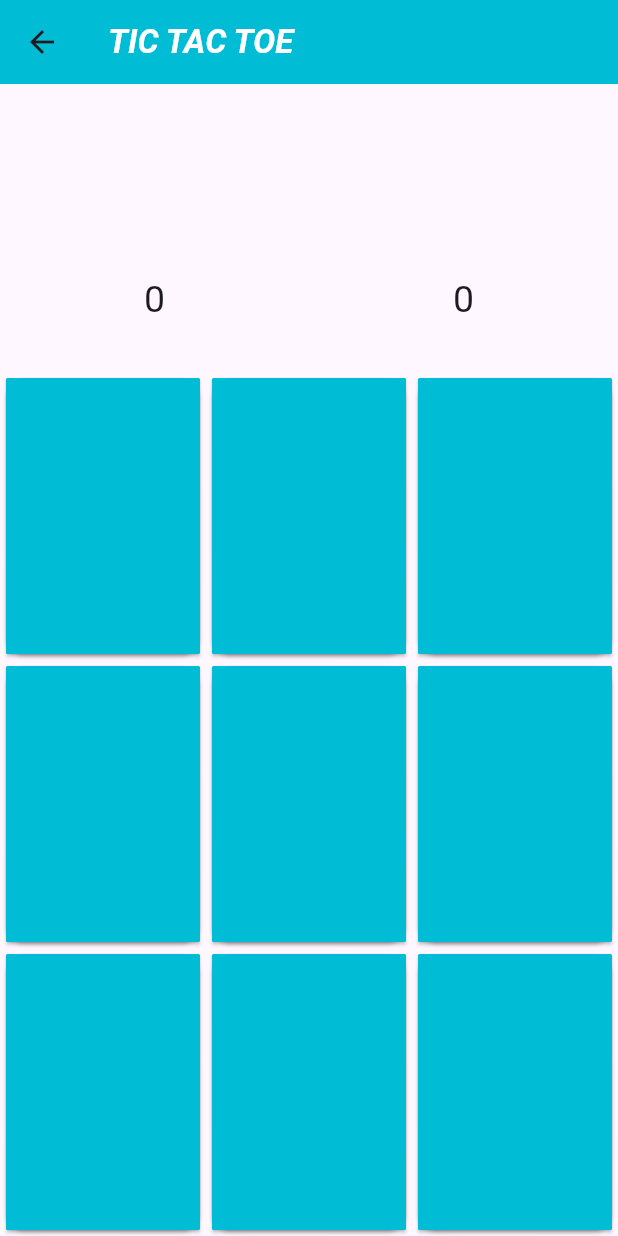
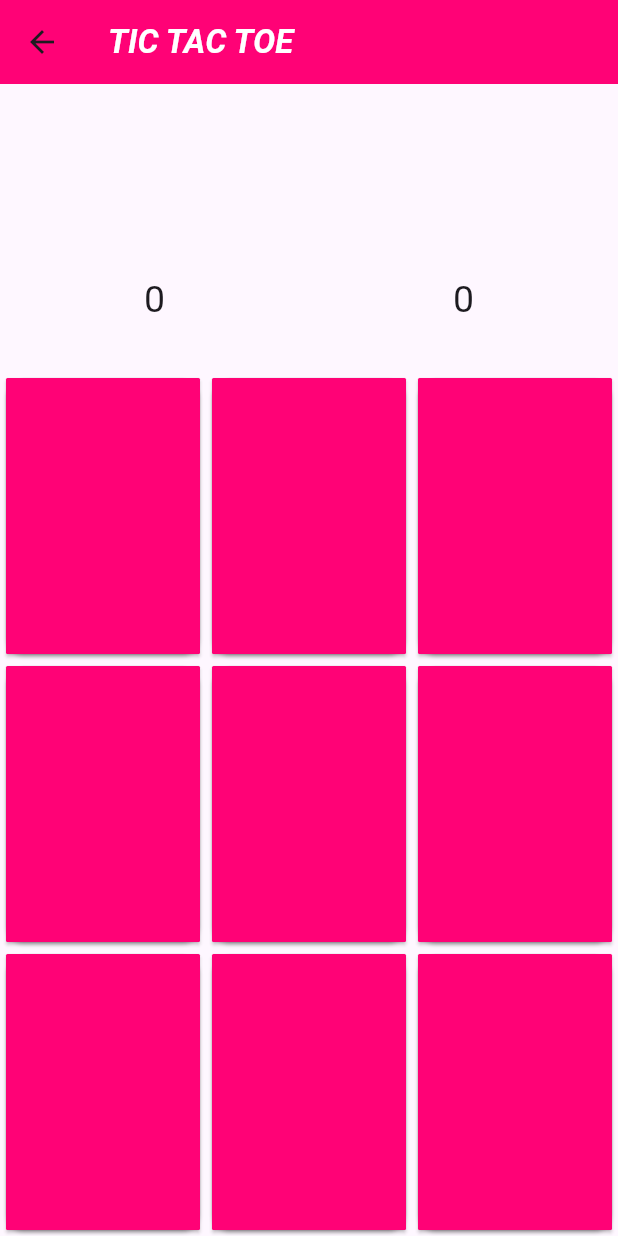
Before and after one commit to ahmedqadry7/Flutter_Xo_game, a Flutter app: the screen it shows after launch, after a tap on "Let's Go", on a phone screen of 412 x 824 dp. Run offline on Flutter 3.47's test engine with Material 3 defaults, Android fonts, the light colour scheme and no system bars.

Commit message:
Changing theme of app

```diff
--- a/lib/HomePage.dart
+++ b/lib/HomePage.dart
@@ -29,7 +29,7 @@ class _HomePageState extends State<HomePage> {
     PlayerMode mode = ModalRoute.of(context)!.settings.arguments as PlayerMode;
     return Scaffold(
       appBar: AppBar(
-        backgroundColor: Colors.cyan,
+        backgroundColor: Color(0xFFFF0276),
         title: Text(
           "TIC TAC TOE",
           style: TextStyle(
--- a/lib/LoginPage.dart
+++ b/lib/LoginPage.dart
@@ -13,7 +13,7 @@ class LoginPage extends StatelessWidget {
   Widget build(BuildContext context) {
     return Scaffold(
       appBar: AppBar(
-        backgroundColor: Colors.cyan,
+        backgroundColor: Color(0xFFFF0276),
         title: Center(child: Text("TIC TAC TOE",
         style: TextStyle(color: Colors.white,
         fontStyle: FontStyle.italic,
@@ -40,7 +40,7 @@ class LoginPage extends StatelessWidget {
                   filled: true,
                     prefixIcon: Icon(Icons.person,color: Colors.black,),
                     label: Text("Player one name...",style: TextStyle(
-                      color: Colors.cyan,fontSize: 14
+                      color: Color(0xFFFF0276),fontSize: 14
                     ),),
                     enabledBorder: OutlineInputBorder(
                         borderRadius: BorderRadius.circular(12))),
@@ -52,7 +52,7 @@ class LoginPage extends StatelessWidget {
                   filled: true,
                     prefixIcon: Icon(Icons.person , color: Colors.black,),
                     label: Text("Player two name...",style: TextStyle(
-                      color: Colors.cyan,fontSize: 14
+                      color: Color(0xFFFF0276),fontSize: 14
                     ),),
                     enabledBorder: OutlineInputBorder(
                         borderRadius: BorderRadius.circular(12))),
@@ -65,7 +65,7 @@ class LoginPage extends StatelessWidget {
                 style: ElevatedButton.styleFrom(
                     shape: RoundedRectangleBorder(
                         borderRadius: BorderRadius.circular(10)),
-                    backgroundColor: Colors.cyan),
+                    backgroundColor: Color(0xFFFF0276),),
                 child: Text(
                   "Let's Go",
                   style: TextStyle(color: Colors.white),
--- a/lib/board_btn.dart
+++ b/lib/board_btn.dart
@@ -18,7 +18,7 @@ class BoardBtn extends StatelessWidget {
           onClick(index);
         },
         style: ElevatedButton.styleFrom(
-            backgroundColor: Colors.cyan,
+            backgroundColor: Color(0xFFFF0276),
             shape: RoundedRectangleBorder(
               borderRadius: BorderRadius.circular(1),
             )),
```
